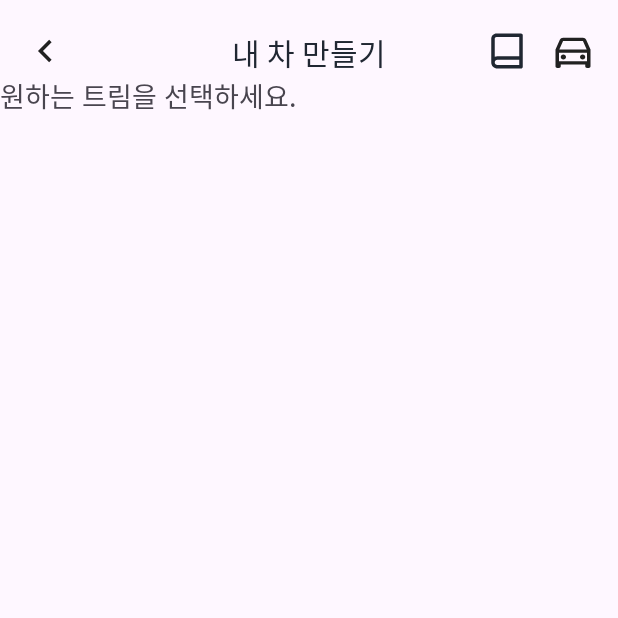
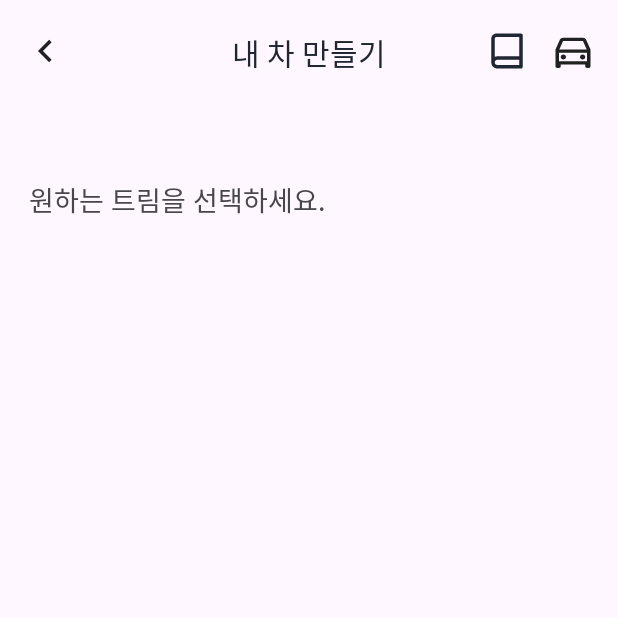
Before and after one commit to softeerbootcamp-2nd/H8-YoungCha, an Android app: the screen it shows after launch (MainActivity), on a phone screen of 412 x 824 dp, the top half of it. Run offline under Robolectric (Android 15) with nearby library versions, the light colour scheme and no system bars.

Commit message:
chore: 상태바 영역까지 레이아웃 확장

```diff
--- a/android/app/src/main/res/layout/activity_main.xml
+++ b/android/app/src/main/res/layout/activity_main.xml
@@ -1,6 +1,5 @@
 <?xml version="1.0" encoding="utf-8"?>
-<androidx.constraintlayout.widget.ConstraintLayout
-    xmlns:android="http://schemas.android.com/apk/res/android"
+<androidx.constraintlayout.widget.ConstraintLayout xmlns:android="http://schemas.android.com/apk/res/android"
     xmlns:app="http://schemas.android.com/apk/res-auto"
     xmlns:tools="http://schemas.android.com/tools"
     android:layout_width="match_parent"
@@ -51,28 +50,30 @@
         android:id="@+id/tv_trim_txt_1"
         android:layout_width="wrap_content"
         android:layout_height="wrap_content"
+        android:layout_marginStart="19dp"
+        android:fontFamily="@font/hyundai_sans_head_kr_otf_medium"
         android:text="원하는 트림"
         android:textSize="18sp"
-        android:fontFamily="@font/hyundai_sans_head_kr_otf_medium"
-        app:layout_constraintTop_toBottomOf="@id/tv_create_my_car_title"
-        app:layout_constraintStart_toStartOf="parent"/>
+        android:layout_marginTop="119dp"
+        app:layout_constraintStart_toStartOf="parent"
+        app:layout_constraintTop_toTopOf="parent"/>
 
     <TextView
         android:id="@+id/tv_trim_txt_2"
         android:layout_width="wrap_content"
         android:layout_height="wrap_content"
+        android:fontFamily="@font/hyundai_sans_head_kr_otf_regular"
+        android:text="을 선택하세요."
         android:textSize="18sp"
-        android:text="을 선택하세요."
-        android:fontFamily="@font/hyundai_sans_head_kr_otf_regular"
         app:layout_constraintStart_toEndOf="@id/tv_trim_txt_1"
-        app:layout_constraintTop_toTopOf="@id/tv_trim_txt_1"/>
+        app:layout_constraintTop_toTopOf="@id/tv_trim_txt_1" />
 
     <androidx.recyclerview.widget.RecyclerView
         android:id="@+id/rv_trim_select"
         android:layout_width="match_parent"
         android:layout_height="85dp"
-        app:layout_constraintTop_toBottomOf="@id/tv_trim_txt_1"
-        />
+        android:layout_marginTop="22dp"
+        app:layout_constraintTop_toBottomOf="@id/tv_trim_txt_1" />
 
 
 </androidx.constraintlayout.widget.ConstraintLayout>
--- a/android/app/src/main/res/values/themes.xml
+++ b/android/app/src/main/res/values/themes.xml
@@ -3,6 +3,8 @@
     <style name="Base.Theme.Ohmycarset" parent="Theme.Material3.DayNight.NoActionBar">
         <!-- Customize your light theme here. -->
         <!-- <item name="colorPrimary">@color/my_light_primary</item> -->
+        <item name="android:windowTranslucentStatus">true</item>
+        <item name="android:windowTranslucentNavigation">true</item>
     </style>
 
     <style name="Theme.Ohmycarset" parent="Base.Theme.Ohmycarset" />
```
